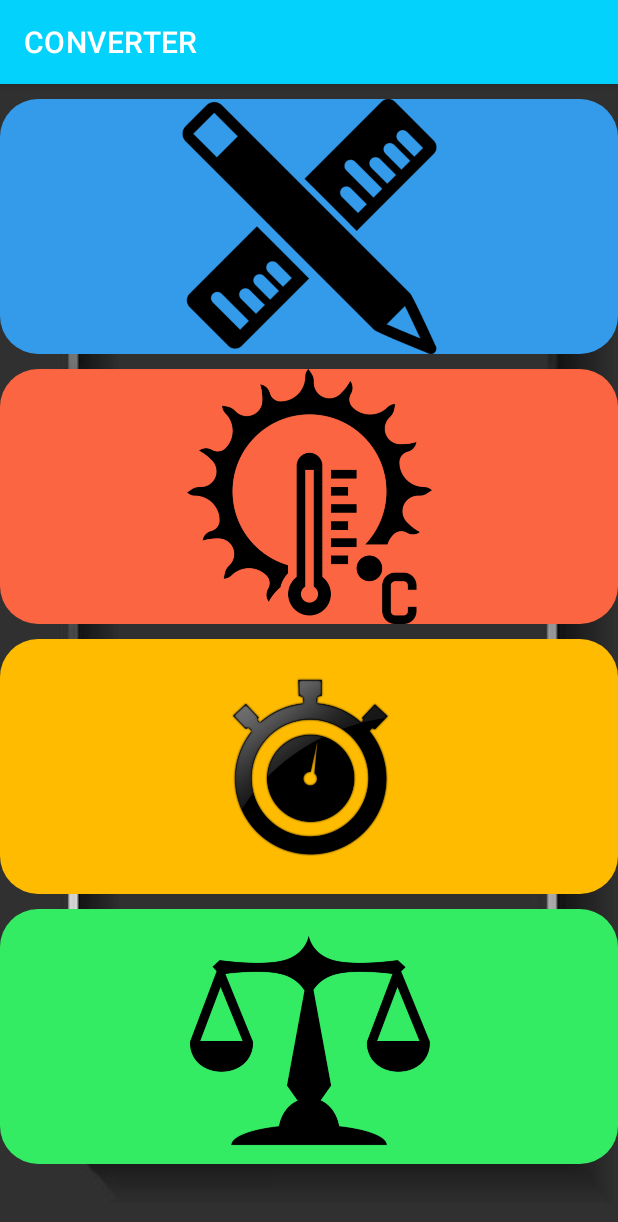
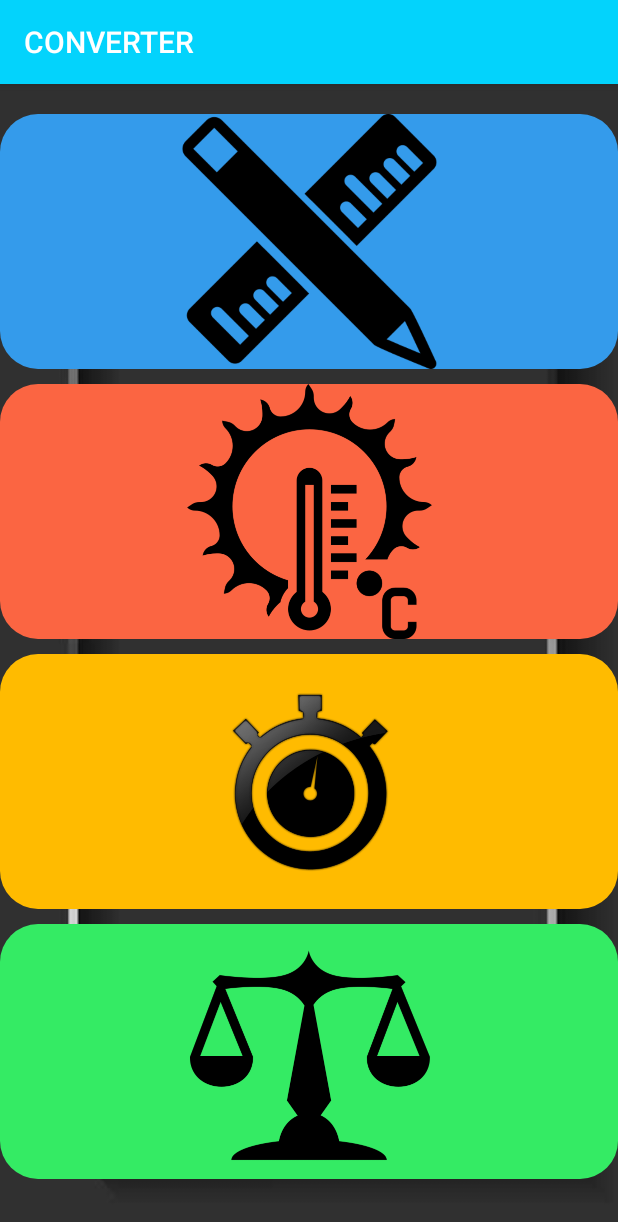
Before and after one commit to singh-harish/Unit_Converter, an Android app: the screen it shows after launch (MainActivity), on a phone screen of 412 x 824 dp. Shown: the top 1222 px of the screen. Run offline under Robolectric (Android 15) with nearby library versions, the phone set to English and light mode, and no system bars.

Commit message:
final commit

```diff
--- a/app/src/main/res/drawable/round_border.xml
+++ b/app/src/main/res/drawable/round_border.xml
@@ -1,5 +1,10 @@
 <?xml version="1.0" encoding="utf-8"?>
-<shape xmlns:android="http://schemas.android.com/apk/res/android">
-    <solid android:color="#33DDFF" />
+<shape xmlns:android="http://schemas.android.com/apk/res/android"
+    android:shape="rectangle">
+
+    <gradient android:startColor="#43cea2"
+        android:endColor="#185a9d"
+        android:angle="0"/>
     <corners android:radius="25dp" />
+
 </shape>
--- a/app/src/main/res/layout/activity_distance_converter.xml
+++ b/app/src/main/res/layout/activity_distance_converter.xml
@@ -35,6 +35,8 @@
         android:background="@drawable/gradient"
         android:textSize="30dp" />
 
+
+
     <Button
         android:id="@+id/b1"
         android:layout_width="200dp"
@@ -67,4 +69,5 @@
         android:fontFamily="sans-serif-black"
         android:background="@drawable/gradient"
         android:textSize="30dp" />
+
 </LinearLayout>
--- a/app/src/main/res/layout/activity_main.xml
+++ b/app/src/main/res/layout/activity_main.xml
@@ -11,7 +11,7 @@
         android:id="@+id/ib1"
         android:layout_width="match_parent"
         android:layout_height="170dp"
-        android:layout_marginTop="10dp"
+        android:layout_marginTop="20dp"
         android:adjustViewBounds="true"
         android:background="@drawable/round_border"
         android:backgroundTint="#349beb"
--- a/app/src/main/res/values-night/themes.xml
+++ b/app/src/main/res/values-night/themes.xml
@@ -1,13 +1,13 @@
 <resources xmlns:tools="http://schemas.android.com/tools">
     <!-- Base application theme. -->
-    <style name="Theme.CONVERTER" parent="Theme.MaterialComponents.DayNight.DarkActionBar">
+    <style name="Theme.CONVERTER" parent="Theme.AppCompat.DayNight.DarkActionBar">
         <!-- Primary brand color. -->
-        <item name="colorPrimary">@color/purple_200</item>
-        <item name="colorPrimaryVariant">@color/purple_700</item>
-        <item name="colorOnPrimary">@color/black</item>
+        <item name="colorPrimary">#03d3fc</item>
+        <item name="colorPrimaryVariant">@color/teal_700</item>
+        <item name="colorOnPrimary">@color/white</item>
         <!-- Secondary brand color. -->
         <item name="colorSecondary">@color/teal_200</item>
-        <item name="colorSecondaryVariant">@color/teal_200</item>
+        <item name="colorSecondaryVariant">@color/teal_700</item>
         <item name="colorOnSecondary">@color/black</item>
         <!-- Status bar color. -->
         <item name="android:statusBarColor" tools:targetApi="l">?attr/colorPrimaryVariant</item>
--- a/app/src/main/res/values/themes.xml
+++ b/app/src/main/res/values/themes.xml
@@ -1,6 +1,6 @@
 <resources xmlns:tools="http://schemas.android.com/tools">
     <!-- Base application theme. -->
-    <style name="Theme.CONVERTER" parent="Theme.MaterialComponents.DayNight.DarkActionBar">
+    <style name="Theme.CONVERTER" parent="Theme.AppCompat.Light.DarkActionBar">
         <!-- Primary brand color. -->
         <item name="colorPrimary">#03d3fc</item>
         <item name="colorPrimaryVariant">#03d3fc</item>
```
Also changed, not shown: app/src/main/res/drawable/back.jpg (deleted).
